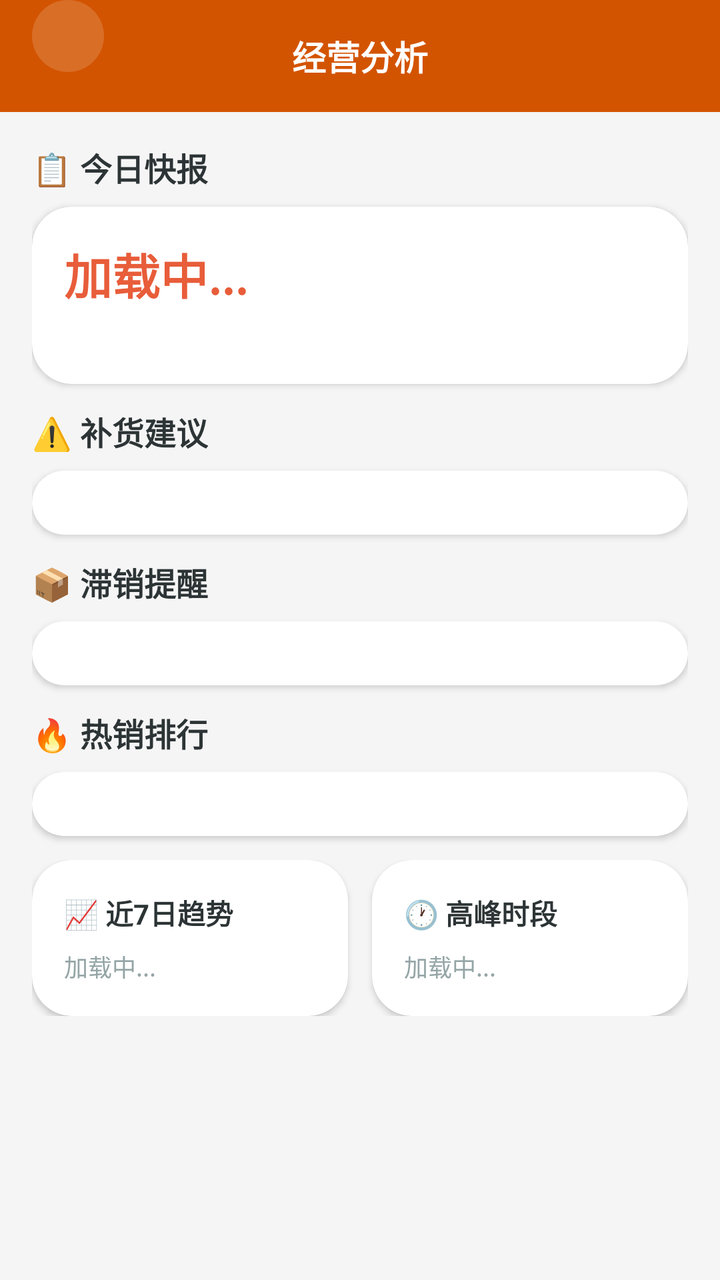
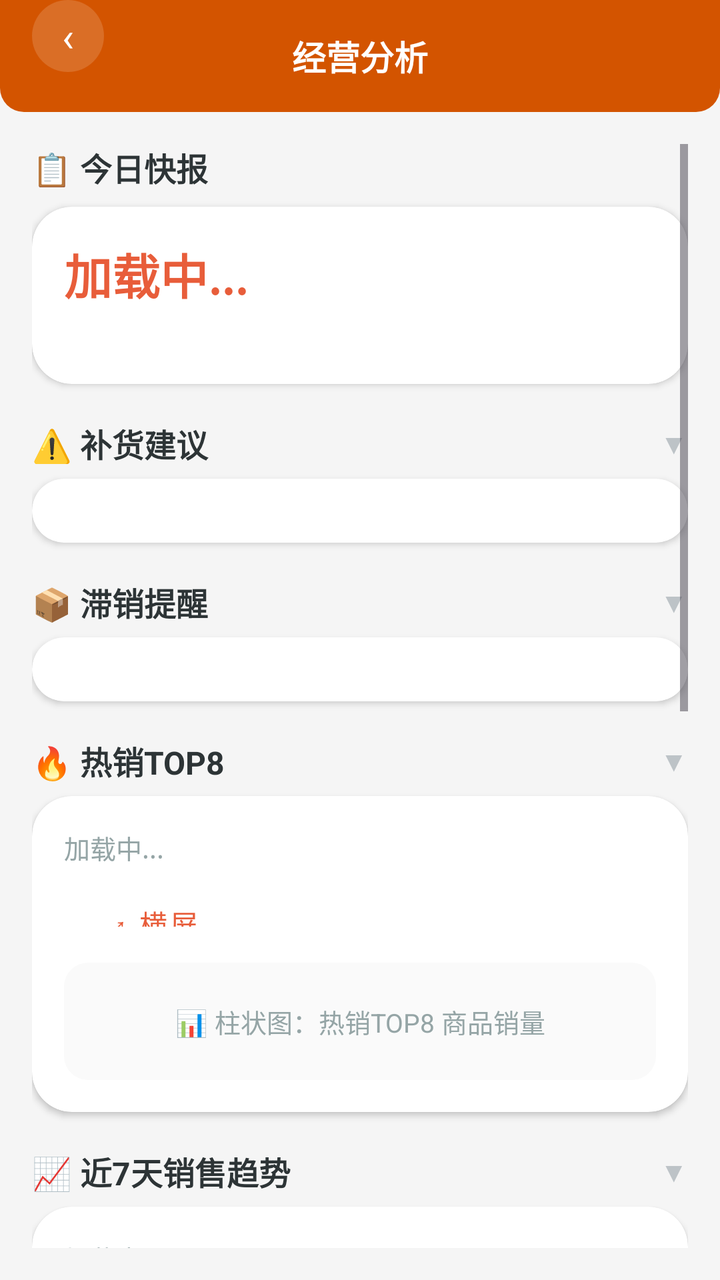

Before-and-after screenshots of an Android layout around one commit, followed by the original layout XML and the change that was made.
<!-- AndroidManifest.xml: application theme Theme.ClothingSI -->
<!-- res/layout/activity_analytics.xml -->
<?xml version="1.0" encoding="utf-8"?>
<LinearLayout xmlns:android="http://schemas.android.com/apk/res/android"
    xmlns:app="http://schemas.android.com/apk/res-auto"
    android:layout_width="match_parent" android:layout_height="match_parent"
    android:orientation="vertical" android:background="#F5F5F5">
    <RelativeLayout android:layout_width="match_parent" android:layout_height="56dp"
        android:background="#D35400" android:paddingHorizontal="16dp">
        <TextView android:id="@+id/btn_back" android:layout_width="36dp" android:layout_height="36dp"
            android:text="‹" android:textSize="20dp" android:textColor="#FFFFFF"
            android:gravity="center" android:background="@drawable/circle_bg" android:alpha="0.15" />
        <TextView android:layout_width="wrap_content" android:layout_height="wrap_content"
            android:text="经营分析" android:textSize="17dp" android:textStyle="bold"
            android:textColor="#FFFFFF" android:layout_centerInParent="true" />
    </RelativeLayout>

    <ScrollView android:layout_width="match_parent" android:layout_height="match_parent" android:padding="16dp">
        <LinearLayout android:layout_width="match_parent" android:layout_height="wrap_content"
            android:orientation="vertical">

            
            <TextView android:layout_width="wrap_content" android:layout_height="wrap_content"
                android:text="📋 今日快报" android:textSize="16dp" android:textStyle="bold"
                android:textColor="#2D3436" android:layout_marginBottom="8dp" />
            <androidx.cardview.widget.CardView android:layout_width="match_parent"
                android:layout_height="wrap_content"
                app:cardCornerRadius="20dp" app:cardElevation="2dp" android:layout_marginBottom="12dp">
                <LinearLayout android:layout_width="match_parent" android:layout_height="wrap_content"
                    android:orientation="vertical" android:padding="16dp">
                    <TextView android:id="@+id/tv_today_conclusion" android:layout_width="wrap_content"
                        android:layout_height="wrap_content" android:text="加载中..."
                        android:textSize="24dp" android:textStyle="bold" android:textColor="#E85D3A" />
                    <TextView android:id="@+id/tv_today_detail" android:layout_width="wrap_content"
                        android:layout_height="wrap_content" android:text=""
                        android:textSize="13dp" android:textColor="#95A5A6" android:layout_marginTop="4dp" />
                </LinearLayout>
            </androidx.cardview.widget.CardView>

            
            <TextView android:id="@+id/tv_low_stock_title" android:layout_width="wrap_content"
                android:layout_height="wrap_content" android:text="⚠️ 补货建议"
                android:textSize="16dp" android:textStyle="bold" android:textColor="#2D3436"
                android:layout_marginBottom="8dp" />
            <androidx.cardview.widget.CardView android:layout_width="match_parent"
                android:layout_height="wrap_content" app:cardCornerRadius="20dp"
                app:cardElevation="2dp" android:layout_marginBottom="12dp">
                <LinearLayout android:id="@+id/layout_low_stock" android:layout_width="match_parent"
                    android:layout_height="wrap_content" android:orientation="vertical"
                    android:padding="16dp" />
            </androidx.cardview.widget.CardView>

            
            <TextView android:id="@+id/tv_slow_moving_title" android:layout_width="wrap_content"
                android:layout_height="wrap_content" android:text="📦 滞销提醒"
                android:textSize="16dp" android:textStyle="bold" android:textColor="#2D3436"
                android:layout_marginBottom="8dp" />
            <androidx.cardview.widget.CardView android:layout_width="match_parent"
                android:layout_height="wrap_content" app:cardCornerRadius="20dp"
                app:cardElevation="2dp" android:layout_marginBottom="12dp">
                <LinearLayout android:id="@+id/layout_slow_moving" android:layout_width="match_parent"
                    android:layout_height="wrap_content" android:orientation="vertical"
                    android:padding="16dp" />
            </androidx.cardview.widget.CardView>

            
            <TextView android:layout_width="wrap_content" android:layout_height="wrap_content"
                android:text="🔥 热销排行" android:textSize="16dp" android:textStyle="bold"
                android:textColor="#2D3436" android:layout_marginBottom="8dp" />
            <androidx.cardview.widget.CardView android:layout_width="match_parent"
                android:layout_height="wrap_content" app:cardCornerRadius="20dp"
                app:cardElevation="2dp" android:layout_marginBottom="12dp">
                <LinearLayout android:id="@+id/layout_top_products" android:layout_width="match_parent"
                    android:layout_height="wrap_content" android:orientation="vertical"
                    android:padding="16dp" />
            </androidx.cardview.widget.CardView>

            
            <LinearLayout android:layout_width="match_parent" android:layout_height="wrap_content"
                android:orientation="horizontal" android:weightSum="2">
                <androidx.cardview.widget.CardView android:layout_width="0dp" android:layout_height="wrap_content"
                    android:layout_weight="1" android:layout_marginEnd="6dp"
                    app:cardCornerRadius="20dp" app:cardElevation="2dp">
                    <LinearLayout android:layout_width="match_parent" android:layout_height="wrap_content"
                        android:orientation="vertical" android:padding="16dp">
                        <TextView android:layout_width="wrap_content" android:layout_height="wrap_content"
                            android:text="📈 近7日趋势" android:textSize="14dp" android:textStyle="bold"
                            android:textColor="#2D3436" android:layout_marginBottom="8dp" />
                        <TextView android:id="@+id/tv_trend" android:layout_width="wrap_content"
                            android:layout_height="wrap_content" android:text="加载中..."
                            android:textSize="12dp" android:textColor="#95A5A6" />
                    </LinearLayout>
                </androidx.cardview.widget.CardView>
                <androidx.cardview.widget.CardView android:layout_width="0dp" android:layout_height="wrap_content"
                    android:layout_weight="1" android:layout_marginStart="6dp"
                    app:cardCornerRadius="20dp" app:cardElevation="2dp">
                    <LinearLayout android:layout_width="match_parent" android:layout_height="wrap_content"
                        android:orientation="vertical" android:padding="16dp">
                        <TextView android:layout_width="wrap_content" android:layout_height="wrap_content"
                            android:text="🕐 高峰时段" android:textSize="14dp" android:textStyle="bold"
                            android:textColor="#2D3436" android:layout_marginBottom="8dp" />
                        <TextView android:id="@+id/tv_peak_hours" android:layout_width="wrap_content"
                            android:layout_height="wrap_content" android:text="加载中..."
                            android:textSize="12dp" android:textColor="#95A5A6" />
                    </LinearLayout>
                </androidx.cardview.widget.CardView>
            </LinearLayout>

        </LinearLayout>
    </ScrollView>
</LinearLayout>
<!-- resources referenced by this layout -->
<resources>
  <!-- drawable circle_bg (drawable) -->
  <?xml version="1.0" encoding="utf-8"?>
  <shape xmlns:android="http://schemas.android.com/apk/res/android" android:shape="oval">
      <solid android:color="#FFFFFF" />
  </shape>
  <style name="Theme.ClothingSI" parent="Theme.Material3.Light.NoActionBar">
          <item name="colorPrimary">@color/primary</item>
          <item name="colorPrimaryDark">@color/primary_dark</item>
          <item name="colorAccent">@color/accent</item>
          <item name="android:statusBarColor">@color/primary_dark</item>
          <item name="android:navigationBarColor">@color/white</item>
      </style>
  <color name="primary">#E85D3A</color>
  <color name="primary_dark">#D35400</color>
  <color name="accent">#F4A460</color>
  <color name="white">#FFFFFF</color>
</resources>

<!-- the commit's change to res/layout/activity_analytics.xml (unified diff, before → after) -->
@@ -1,109 +1,212 @@
 <?xml version="1.0" encoding="utf-8"?>
-<LinearLayout xmlns:android="http://schemas.android.com/apk/res/android"
+<FrameLayout xmlns:android="http://schemas.android.com/apk/res/android"
     xmlns:app="http://schemas.android.com/apk/res-auto"
     android:layout_width="match_parent" android:layout_height="match_parent"
-    android:orientation="vertical" android:background="#F5F5F5">
-    <RelativeLayout android:layout_width="match_parent" android:layout_height="56dp"
-        android:background="#D35400" android:paddingHorizontal="16dp">
-        <TextView android:id="@+id/btn_back" android:layout_width="36dp" android:layout_height="36dp"
-            android:text="‹" android:textSize="20dp" android:textColor="#FFFFFF"
-            android:gravity="center" android:background="@drawable/circle_bg" android:alpha="0.15" />
-        <TextView android:layout_width="wrap_content" android:layout_height="wrap_content"
-            android:text="经营分析" android:textSize="17dp" android:textStyle="bold"
-            android:textColor="#FFFFFF" android:layout_centerInParent="true" />
-    </RelativeLayout>
-
-    <ScrollView android:layout_width="match_parent" android:layout_height="match_parent" android:padding="16dp">
-        <LinearLayout android:layout_width="match_parent" android:layout_height="wrap_content"
-            android:orientation="vertical">
-
-            
+    android:background="#F5F5F5">
+
+    <LinearLayout android:layout_width="match_parent" android:layout_height="match_parent"
+        android:orientation="vertical">
+        <RelativeLayout android:layout_width="match_parent" android:layout_height="56dp"
+            android:background="@drawable/header_bar_bg" android:paddingHorizontal="16dp">
+            <TextView android:id="@+id/btn_back" android:layout_width="36dp" android:layout_height="36dp"
+                android:text="‹" android:textSize="20dp" android:textColor="#FFFFFF"
+                android:gravity="center" android:background="@drawable/circle_bg" />
             <TextView android:layout_width="wrap_content" android:layout_height="wrap_content"
-                android:text="📋 今日快报" android:textSize="16dp" android:textStyle="bold"
-                android:textColor="#2D3436" android:layout_marginBottom="8dp" />
-            <androidx.cardview.widget.CardView android:layout_width="match_parent"
-                android:layout_height="wrap_content"
-                app:cardCornerRadius="20dp" app:cardElevation="2dp" android:layout_marginBottom="12dp">
-                <LinearLayout android:layout_width="match_parent" android:layout_height="wrap_content"
-                    android:orientation="vertical" android:padding="16dp">
-                    <TextView android:id="@+id/tv_today_conclusion" android:layout_width="wrap_content"
-                        android:layout_height="wrap_content" android:text="加载中..."
-                        android:textSize="24dp" android:textStyle="bold" android:textColor="#E85D3A" />
-                    <TextView android:id="@+id/tv_today_detail" android:layout_width="wrap_content"
-                        android:layout_height="wrap_content" android:text=""
-                        android:textSize="13dp" android:textColor="#95A5A6" android:layout_marginTop="4dp" />
-                </LinearLayout>
-            </androidx.cardview.widget.CardView>
-
-            
-            <TextView android:id="@+id/tv_low_stock_title" android:layout_width="wrap_content"
-                android:layout_height="wrap_content" android:text="⚠️ 补货建议"
-                android:textSize="16dp" android:textStyle="bold" android:textColor="#2D3436"
-                android:layout_marginBottom="8dp" />
-            <androidx.cardview.widget.CardView android:layout_width="match_parent"
-                android:layout_height="wrap_content" app:cardCornerRadius="20dp"
-                app:cardElevation="2dp" android:layout_marginBottom="12dp">
-                <LinearLayout android:id="@+id/layout_low_stock" android:layout_width="match_parent"
-                    android:layout_height="wrap_content" android:orientation="vertical"
-                    android:padding="16dp" />
-            </androidx.cardview.widget.CardView>
-
-            
-            <TextView android:id="@+id/tv_slow_moving_title" android:layout_width="wrap_content"
-                android:layout_height="wrap_content" android:text="📦 滞销提醒"
-                android:textSize="16dp" android:textStyle="bold" android:textColor="#2D3436"
-                android:layout_marginBottom="8dp" />
-            <androidx.cardview.widget.CardView android:layout_width="match_parent"
-                android:layout_height="wrap_content" app:cardCornerRadius="20dp"
-                app:cardElevation="2dp" android:layout_marginBottom="12dp">
-                <LinearLayout android:id="@+id/layout_slow_moving" android:layout_width="match_parent"
-                    android:layout_height="wrap_content" android:orientation="vertical"
-                    android:padding="16dp" />
-            </androidx.cardview.widget.CardView>
-
-            
-            <TextView android:layout_width="wrap_content" android:layout_height="wrap_content"
-                android:text="🔥 热销排行" android:textSize="16dp" android:textStyle="bold"
-                android:textColor="#2D3436" android:layout_marginBottom="8dp" />
-            <androidx.cardview.widget.CardView android:layout_width="match_parent"
-                android:layout_height="wrap_content" app:cardCornerRadius="20dp"
-                app:cardElevation="2dp" android:layout_marginBottom="12dp">
-                <LinearLayout android:id="@+id/layout_top_products" android:layout_width="match_parent"
-                    android:layout_height="wrap_content" android:orientation="vertical"
-                    android:padding="16dp" />
-            </androidx.cardview.widget.CardView>
-
-            
+                android:text="经营分析" android:textSize="17dp" android:textStyle="bold"
+                android:textColor="#FFFFFF" android:layout_centerInParent="true" />
+        </RelativeLayout>
+
+        <ScrollView android:layout_width="match_parent" android:layout_height="match_parent" android:padding="16dp">
             <LinearLayout android:layout_width="match_parent" android:layout_height="wrap_content"
-                android:orientation="horizontal" android:weightSum="2">
-                <androidx.cardview.widget.CardView android:layout_width="0dp" android:layout_height="wrap_content"
-                    android:layout_weight="1" android:layout_marginEnd="6dp"
-                    app:cardCornerRadius="20dp" app:cardElevation="2dp">
-                    <LinearLayout android:layout_width="match_parent" android:layout_height="wrap_content"
-                        android:orientation="vertical" android:padding="16dp">
-                        <TextView android:layout_width="wrap_content" android:layout_height="wrap_content"
-                            android:text="📈 近7日趋势" android:textSize="14dp" android:textStyle="bold"
-                            android:textColor="#2D3436" android:layout_marginBottom="8dp" />
-                        <TextView android:id="@+id/tv_trend" android:layout_width="wrap_content"
-                            android:layout_height="wrap_content" android:text="加载中..."
-                            android:textSize="12dp" android:textColor="#95A5A6" />
-                    </LinearLayout>
-                </androidx.cardview.widget.CardView>
-                <androidx.cardview.widget.CardView android:layout_width="0dp" android:layout_height="wrap_content"
-                    android:layout_weight="1" android:layout_marginStart="6dp"
-                    app:cardCornerRadius="20dp" app:cardElevation="2dp">
-                    <LinearLayout android:layout_width="match_parent" android:layout_height="wrap_content"
-                        android:orientation="vertical" android:padding="16dp">
-                        <TextView android:layout_width="wrap_content" android:layout_height="wrap_content"
-                            android:text="🕐 高峰时段" android:textSize="14dp" android:textStyle="bold"
-                            android:textColor="#2D3436" android:layout_marginBottom="8dp" />
-                        <TextView android:id="@+id/tv_peak_hours" android:layout_width="wrap_content"
-                            android:layout_height="wrap_content" android:text="加载中..."
-                            android:textSize="12dp" android:textColor="#95A5A6" />
-                    </LinearLayout>
-                </androidx.cardview.widget.CardView>
+                android:orientation="vertical">
+
+                
+                <TextView android:layout_width="wrap_content" android:layout_height="wrap_content"
+                    android:text="📋 今日快报" android:textSize="16dp" android:textStyle="bold"
+                    android:textColor="#2D3436" android:layout_marginBottom="8dp" />
+                <androidx.cardview.widget.CardView android:layout_width="match_parent"
+                    android:layout_height="wrap_content" app:cardCornerRadius="20dp"
+                    app:cardElevation="2dp" android:layout_marginBottom="12dp">
+                    <LinearLayout android:layout_width="match_parent" android:layout_height="wrap_content"
+                        android:orientation="vertical" android:padding="16dp">
+                        <TextView android:id="@+id/tv_today_conclusion" android:layout_width="wrap_content"
+                            android:layout_height="wrap_content" android:text="加载中..."
+                            android:textSize="24dp" android:textStyle="bold" android:textColor="#E85D3A" />
+                        <TextView android:id="@+id/tv_today_detail" android:layout_width="wrap_content"
+                            android:layout_height="wrap_content" android:text=""
+                            android:textSize="13dp" android:textColor="#95A5A6" android:layout_marginTop="4dp" />
+                    </LinearLayout>
+                </androidx.cardview.widget.CardView>
+
+                
+                <LinearLayout android:id="@+id/toggle_low_stock" android:layout_width="match_parent"
+                    android:layout_height="wrap_content" android:orientation="horizontal"
+                    android:gravity="center_vertical" android:clickable="true" android:focusable="true"
+                    android:paddingVertical="6dp">
+                    <TextView android:id="@+id/tv_low_stock_title" android:layout_width="0dp"
+                        android:layout_height="wrap_content" android:layout_weight="1"
+                        android:text="⚠️ 补货建议" android:textSize="16dp" android:textStyle="bold"
+                        android:textColor="#2D3436" />
+                    <TextView android:id="@+id/iv_low_stock_arrow" android:layout_width="wrap_content"
+                        android:layout_height="wrap_content" android:text="▼" android:textSize="14dp"
+                        android:textColor="#BDC3C7" />
+                </LinearLayout>
+                <androidx.cardview.widget.CardView android:id="@+id/card_low_stock"
+                    android:layout_width="match_parent" android:layout_height="wrap_content"
+                    app:cardCornerRadius="20dp" app:cardElevation="2dp" android:layout_marginBottom="12dp">
+                    <LinearLayout android:id="@+id/layout_low_stock" android:layout_width="match_parent"
+                        android:layout_height="wrap_content" android:orientation="vertical"
+                        android:padding="16dp" />
+                </androidx.cardview.widget.CardView>
+
+                
+                <LinearLayout android:id="@+id/toggle_slow_moving" android:layout_width="match_parent"
+                    android:layout_height="wrap_content" android:orientation="horizontal"
+                    android:gravity="center_vertical" android:clickable="true" android:focusable="true"
+                    android:paddingVertical="6dp">
+                    <TextView android:id="@+id/tv_slow_moving_title" android:layout_width="0dp"
+                        android:layout_height="wrap_content" android:layout_weight="1"
+                        android:text="📦 滞销提醒" android:textSize="16dp" android:textStyle="bold"
+                        android:textColor="#2D3436" />
+                    <TextView android:id="@+id/iv_slow_moving_arrow" android:layout_width="wrap_content"
+                        android:layout_height="wrap_content" android:text="▼" android:textSize="14dp"
+                        android:textColor="#BDC3C7" />
+                </LinearLayout>
+                <androidx.cardview.widget.CardView android:id="@+id/card_slow_moving"
+                    android:layout_width="match_parent" android:layout_height="wrap_content"
+                    app:cardCornerRadius="20dp" app:cardElevation="2dp" android:layout_marginBottom="12dp">
+                    <LinearLayout android:id="@+id/layout_slow_moving" android:layout_width="match_parent"
+                        android:layout_height="wrap_content" android:orientation="vertical"
+                        android:padding="16dp" />
+                </androidx.cardview.widget.CardView>
+
+                
+                <LinearLayout android:id="@+id/toggle_top_products" android:layout_width="match_parent"
+                    android:layout_height="wrap_content" android:orientation="horizontal"
+                    android:gravity="center_vertical" android:clickable="true" android:focusable="true"
+                    android:paddingVertical="6dp">
+                    <TextView android:layout_width="0dp" android:layout_height="wrap_content"
+                        android:layout_weight="1" android:text="🔥 热销TOP8"
+                        android:textSize="16dp" android:textStyle="bold" android:textColor="#2D3436" />
+                    <TextView android:id="@+id/iv_top_arrow" android:layout_width="wrap_content"
+                        android:layout_height="wrap_content" android:text="▼" android:textSize="14dp"
+                        android:textColor="#BDC3C7" />
+                </LinearLayout>
+                <androidx.cardview.widget.CardView android:id="@+id/card_top_products"
+                    android:layout_width="match_parent" android:layout_height="wrap_content"
+                    app:cardCornerRadius="20dp" app:cardElevation="2dp" android:layout_marginBottom="12dp">
+                    <LinearLayout android:layout_width="match_parent" android:layout_height="wrap_content"
+                        android:orientation="vertical" android:padding="16dp">
+                        <TextView android:id="@+id/tv_top_conclusion" android:layout_width="wrap_content"
+                            android:layout_height="wrap_content" android:text="加载中..."
+                            android:textSize="13dp" android:textColor="#95A5A6" android:layout_marginBottom="8dp" />
+                        <com.google.android.material.button.MaterialButton android:id="@+id/btn_landscape_top8"
+                            android:layout_width="wrap_content" android:layout_height="32dp" android:text="↗ 横屏"
+                            app:cornerRadius="16dp" style="@style/Widget.MaterialComponents.Button.TextButton"
+                            android:layout_marginBottom="8dp" />
+                        <TextView android:id="@+id/layout_top_products" android:layout_width="match_parent"
+                            android:layout_height="wrap_content" android:text="📊 柱状图：热销TOP8 商品销量"
+                            android:textSize="13dp" android:textColor="#95A5A6" android:gravity="center"
+                            android:padding="20dp" android:background="@drawable/chart_bg" />
+                    </LinearLayout>
+                </androidx.cardview.widget.CardView>
+
+                
+                <LinearLayout android:id="@+id/toggle_trend" android:layout_width="match_parent"
+                    android:layout_height="wrap_content" android:orientation="horizontal"
+                    android:gravity="center_vertical" android:clickable="true" android:focusable="true"
+                    android:paddingVertical="6dp">
+                    <TextView android:layout_width="0dp" android:layout_height="wrap_content"
+                        android:layout_weight="1" android:text="📈 近7天销售趋势"
+                        android:textSize="16dp" android:textStyle="bold" android:textColor="#2D3436" />
+                    <TextView android:id="@+id/iv_trend_arrow" android:layout_width="wrap_content"
+                        android:layout_height="wrap_content" android:text="▼" android:textSize="14dp"
+                        android:textColor="#BDC3C7" />
+                </LinearLayout>
+                <androidx.cardview.widget.CardView android:id="@+id/card_trend"
+                    android:layout_width="match_parent" android:layout_height="wrap_content"
+                    app:cardCornerRadius="20dp" app:cardElevation="2dp" android:layout_marginBottom="12dp">
+                    <LinearLayout android:layout_width="match_parent" android:layout_height="wrap_content"
+                        android:orientation="vertical" android:padding="16dp">
+                        <TextView android:id="@+id/tv_trend_conclusion" android:layout_width="wrap_content"
+                            android:layout_height="wrap_content" android:text="加载中..."
+                            android:textSize="13dp" android:textColor="#95A5A6" android:layout_marginBottom="8dp" />
+                        <com.google.android.material.button.MaterialButton android:id="@+id/btn_landscape_trend"
+                            android:layout_width="wrap_content" android:layout_height="32dp" android:text="↗ 横屏"
+                            app:cornerRadius="16dp" style="@style/Widget.MaterialComponents.Button.TextButton"
+                            android:layout_marginBottom="8dp" />
+                        <TextView android:layout_width="match_parent" android:layout_height="wrap_content"
+                            android:text="📈 折线图：近7天销售额趋势" android:textSize="13dp" android:textColor="#95A5A6"
+                            android:gravity="center" android:padding="20dp" android:background="#FAFAFA" />
+                    </LinearLayout>
+                </androidx.cardview.widget.CardView>
+
+                
+                <LinearLayout android:id="@+id/toggle_peak" android:layout_width="match_parent"
+                    android:layout_height="wrap_content" android:orientation="horizontal"
+                    android:gravity="center_vertical" android:clickable="true" android:focusable="true"
+                    android:paddingVertical="6dp">
+                    <TextView android:layout_width="0dp" android:layout_height="wrap_content"
+                        android:layout_weight="1" android:text="⏰ 订单高峰"
+                        android:textSize="16dp" android:textStyle="bold" android:textColor="#2D3436" />
+                    <TextView android:id="@+id/iv_peak_arrow" android:layout_width="wrap_content"
+                        android:layout_height="wrap_content" android:text="▼" android:textSize="14dp"
+                        android:textColor="#BDC3C7" />
+                </LinearLayout>
+                <androidx.cardview.widget.CardView android:id="@+id/card_peak"
+                    android:layout_width="match_parent" android:layout_height="wrap_content"
+                    app:cardCornerRadius="20dp" app:cardElevation="2dp" android:layout_marginBottom="12dp">
+                    <LinearLayout android:layout_width="match_parent" android:layout_height="wrap_content"
+                        android:orientation="vertical" android:padding="16dp">
+                        <TextView android:id="@+id/tv_peak_conclusion" android:layout_width="wrap_content"
+                            android:layout_height="wrap_content" android:text="加载中..."
+                            android:textSize="13dp" android:textColor="#95A5A6" android:layout_marginBottom="8dp" />
+                        <com.google.android.material.button.MaterialButton android:id="@+id/btn_landscape_peak"
+                            android:layout_width="wrap_content" android:layout_height="32dp" android:text="↗ 横屏"
+                            app:cornerRadius="16dp" style="@style/Widget.MaterialComponents.Button.TextButton"
+                            android:layout_marginBottom="8dp" />
+                        <TextView android:layout_width="match_parent" android:layout_height="wrap_content"
+                            android:text="📊 24小时时段分布柱状图" android:textSize="13dp" android:textColor="#95A5A6"
+                            android:gravity="center" android:padding="20dp" android:background="#FAFAFA" />
+                    </LinearLayout>
+                </androidx.cardview.widget.CardView>
+
+                
+                <LinearLayout android:id="@+id/toggle_profile" android:layout_width="match_parent"
+                    android:layout_height="wrap_content" android:orientation="horizontal"
+                    android:gravity="center_vertical" android:clickable="true" android:focusable="true"
+                    android:paddingVertical="6dp">
+                    <TextView android:layout_width="0dp" android:layout_height="wrap_content"
+                        android:layout_weight="1" android:text="👥 客户画像"
+                        android:textSize="16dp" android:textStyle="bold" android:textColor="#2D3436" />
+                    <TextView android:id="@+id/iv_profile_arrow" android:layout_width="wrap_content"
+                        android:layout_height="wrap_content" android:text="▼" android:textSize="14dp"
+                        android:textColor="#BDC3C7" />
+                </LinearLayout>
+                <androidx.cardview.widget.CardView android:id="@+id/card_profile"
+                    android:layout_width="match_parent" android:layout_height="wrap_content"
+                    app:cardCornerRadius="20dp" app:cardElevation="2dp" android:layout_marginBottom="12dp">
+                    <LinearLayout android:layout_width="match_parent" android:layout_height="wrap_content"
+                        android:orientation="vertical" android:padding="16dp">
+                        <TextView android:id="@+id/tv_profile_conclusion" android:layout_width="wrap_content"
+                            android:layout_height="wrap_content" android:text="加载中..."
+                            android:textSize="13dp" android:textColor="#95A5A6" android:layout_marginBottom="8dp" />
+                        <com.google.android.material.button.MaterialButton android:id="@+id/btn_landscape_profile"
+                            android:layout_width="wrap_content" android:layout_height="32dp" android:text="↗ 横屏"
+                            app:cornerRadius="16dp" style="@style/Widget.MaterialComponents.Button.TextButton"
+                            android:layout_marginBottom="8dp" />
+                        <TextView android:layout_width="match_parent" android:layout_height="wrap_content"
+                            android:text="📊 饼图：年龄分布 / 风格偏好" android:textSize="13dp" android:textColor="#95A5A6"
+                            android:gravity="center" android:padding="20dp" android:background="#FAFAFA" />
+                        <LinearLayout android:id="@+id/layout_customer_profile"
+                            android:layout_width="match_parent" android:layout_height="wrap_content"
+                            android:orientation="horizontal" android:gravity="center"
+                            android:layout_marginTop="8dp" />
+                    </LinearLayout>
+                </androidx.cardview.widget.CardView>
+
             </LinearLayout>
-
-        </LinearLayout>
-    </ScrollView>
-</LinearLayout>
+        </ScrollView>
+    </LinearLayout>
+
+</FrameLayout>
<!-- resource entries referenced after the edit -->
@@ -1,9 +1,21 @@
 <!-- resources referenced by this layout -->
 <resources>
+  <!-- drawable chart_bg (drawable) -->
+  <?xml version="1.0" encoding="utf-8"?>
+  <shape xmlns:android="http://schemas.android.com/apk/res/android" android:shape="rectangle">
+      <corners android:radius="12dp" />
+      <solid android:color="#FAFAFA" />
+  </shape>
   <!-- drawable circle_bg (drawable) -->
   <?xml version="1.0" encoding="utf-8"?>
   <shape xmlns:android="http://schemas.android.com/apk/res/android" android:shape="oval">
-      <solid android:color="#FFFFFF" />
+      <solid android:color="#26FFFFFF" />
+  </shape>
+  <!-- drawable header_bar_bg (drawable) -->
+  <?xml version="1.0" encoding="utf-8"?>
+  <shape xmlns:android="http://schemas.android.com/apk/res/android" android:shape="rectangle">
+      <solid android:color="#D35400" />
+      <corners android:bottomLeftRadius="12dp" android:bottomRightRadius="12dp" />
   </shape>
   <style name="Theme.ClothingSI" parent="Theme.Material3.Light.NoActionBar">
           <item name="colorPrimary">@color/primary</item>
